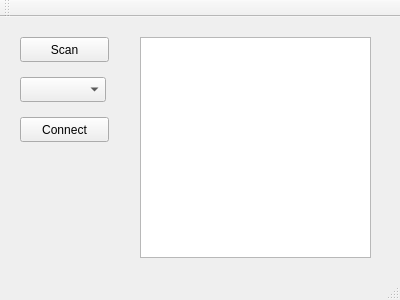
Above: mainwindow.ui from AliGhezalAG/KinventApp before the change. Below: the same form after it.
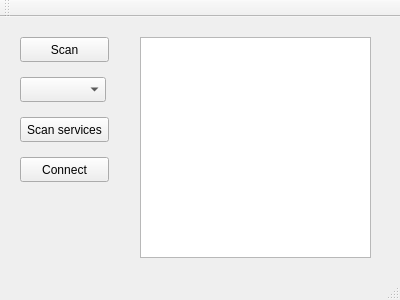
That is the form after the change.

Commit message: scan OK

```diff
--- a/mainwindow.ui
+++ b/mainwindow.ui
@@ -41,7 +41,7 @@
     <property name="geometry">
      <rect>
       <x>20</x>
-      <y>100</y>
+      <y>140</y>
       <width>89</width>
       <height>25</height>
      </rect>
@@ -60,6 +60,19 @@
      </rect>
     </property>
    </widget>
+   <widget class="QPushButton" name="scanServicesButton">
+    <property name="geometry">
+     <rect>
+      <x>20</x>
+      <y>100</y>
+      <width>89</width>
+      <height>25</height>
+     </rect>
+    </property>
+    <property name="text">
+     <string>Scan services</string>
+    </property>
+   </widget>
   </widget>
   <widget class="QMenuBar" name="menuBar">
    <property name="geometry">
```
The commit also changes 3 other files.
